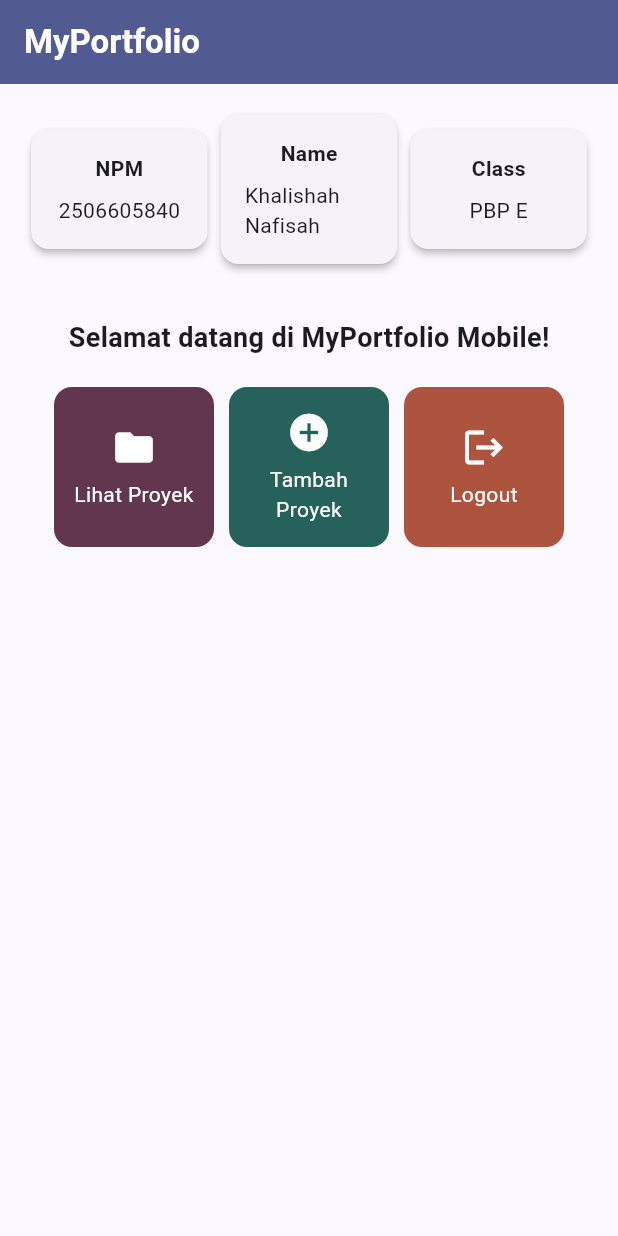
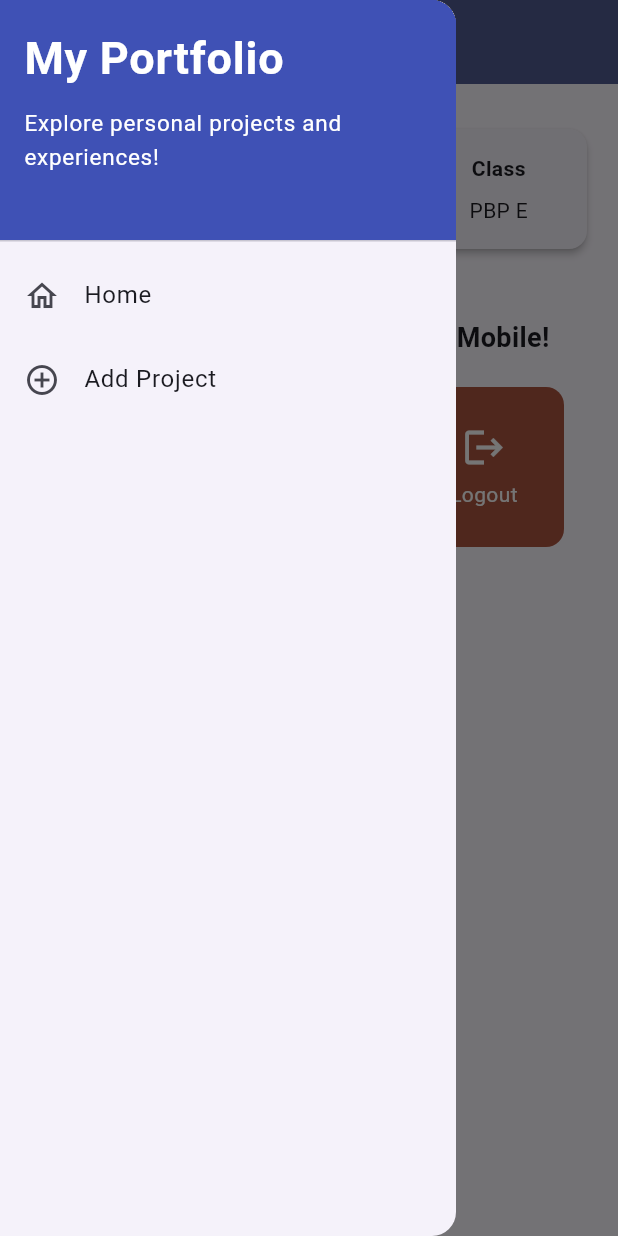
Before and after one commit to KhalishahNafisah/myportofolio_mobile, a Flutter app: the screen it shows after launch, with the side drawer open (before the commit the screen has no drawer), on a phone screen of 412 x 824 dp. Run offline on Flutter 3.47's test engine with Material 3 defaults, Android fonts, the phone set to English and light mode, and no system bars.

Commit message:
feat: Menambahkan drawer dan halaman form proyek

```diff
--- a/lib/menu.dart
+++ b/lib/menu.dart
@@ -1,4 +1,5 @@
 import 'package:flutter/material.dart';
+import 'package:myportofolio_mobile/widgets/left_drawer.dart';
 
 class MyHomePage extends StatelessWidget {
   MyHomePage({super.key});
@@ -30,10 +31,15 @@ class MyHomePage extends StatelessWidget {
       appBar: AppBar(
         title: const Text(
           'MyPortfolio',
-          style: TextStyle(color: Colors.white, fontWeight: FontWeight.bold),
+          style: TextStyle(
+            color: Colors.white,
+            fontWeight: FontWeight.bold,
+          ),
         ),
         backgroundColor: Theme.of(context).colorScheme.primary,
+        iconTheme: const IconThemeData(color: Colors.white),
       ),
+      drawer: const LeftDrawer(),
       // Body halaman utama dengan padding di sekelilingnya.
       body: Padding(
         padding: const EdgeInsets.all(16.0),
--- /dev/null
+++ b/lib/widgets/left_drawer.dart
@@ -0,0 +1,70 @@
+import 'package:flutter/material.dart';
+import 'package:myportofolio_mobile/menu.dart';
+import 'package:myportofolio_mobile/project_form.dart';
+
+class LeftDrawer extends StatelessWidget {
+  const LeftDrawer({super.key});
+
+  @override
+  Widget build(BuildContext context) {
+    return Drawer(
+      child: ListView(
+        padding: EdgeInsets.zero,
+        children: [
+          const DrawerHeader(
+            decoration: BoxDecoration(
+              color: Colors.indigo,
+            ),
+            child: Column(
+              crossAxisAlignment: CrossAxisAlignment.start,
+              children: [
+                Text(
+                  'My Portfolio',
+                  style: TextStyle(
+                    fontSize: 30,
+                    fontWeight: FontWeight.bold,
+                    color: Colors.white,
+                  ),
+                ),
+                SizedBox(height: 10),
+                Text(
+                  'Explore personal projects and experiences!',
+                  style: TextStyle(
+                    fontSize: 15,
+                    color: Colors.white,
+                  ),
+                ),
+              ],
+            ),
+          ),
+          ListTile(
+            leading: const Icon(Icons.home_outlined),
+            title: const Text('Home'),
+            onTap: () {
+              Navigator.pop(context);
+              Navigator.pushReplacement(
+                context,
+                MaterialPageRoute(
+                  builder: (context) => MyHomePage(),
+                ),
+              );
+            },
+          ),
+          ListTile(
+            leading: const Icon(Icons.add_circle_outline),
+            title: const Text('Add Project'),
+            onTap: () {
+              Navigator.pop(context);
+              Navigator.pushReplacement(
+                context,
+                MaterialPageRoute(
+                  builder: (context) => const ProjectFormPage(),
+                ),
+              );
+            },
+          ),
+        ],
+      ),
+    );
+  }
+}
```
Also changed, not shown: lib/project_form.dart (added, +33 -0 lines).
